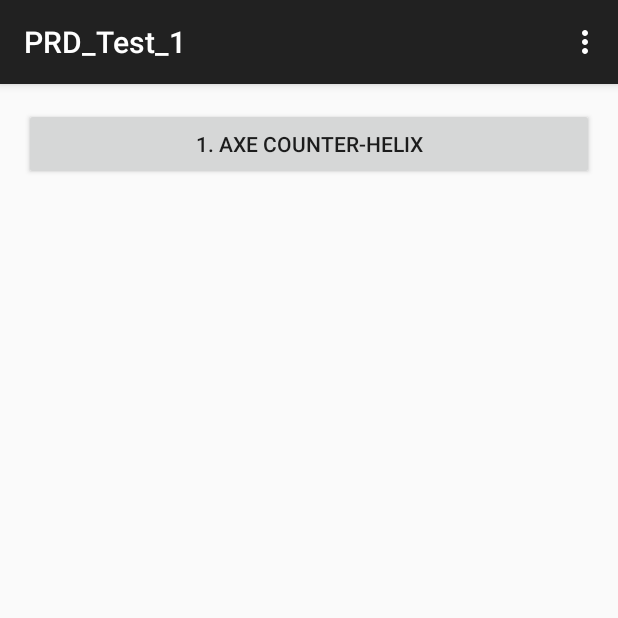
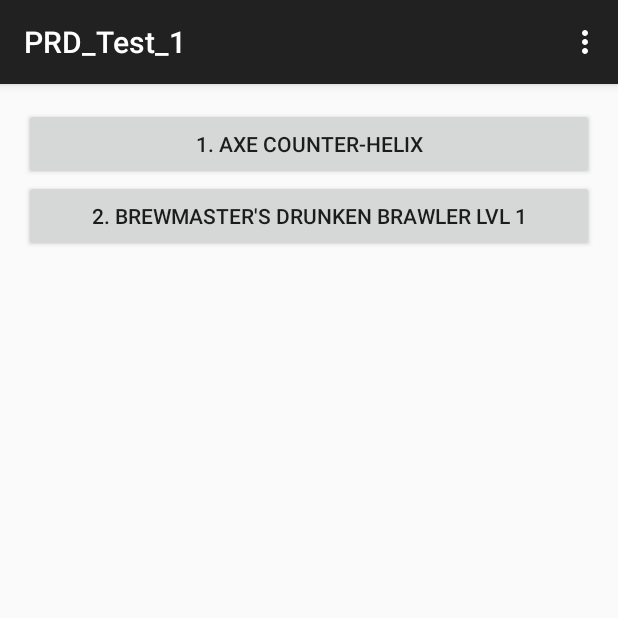
Before and after one commit to RadityaD/PRD_Test_1, an Android app: the screen it shows after launch (Main), on a phone screen of 412 x 824 dp, the top half of it. Run offline under Robolectric (Android 15) with nearby library versions, the phone set to English and light mode, and no system bars.

Commit message:
add brewmaster drunken brawler lvl 1

```diff
--- a/app/src/main/java/ralobh/prd_test_1/Main.java
+++ b/app/src/main/java/ralobh/prd_test_1/Main.java
@@ -47,6 +47,9 @@ public class Main extends ActionBarActivity {
             case R.id.select_btn1:
                 pilihan = "axehelix";
                 break;
+            case R.id.select_btn2:
+                pilihan = "brew1";
+                break;
         }
         intent.putExtra("pil", pilihan);
         startActivity(intent);
--- a/app/src/main/res/layout/activity_main.xml
+++ b/app/src/main/res/layout/activity_main.xml
@@ -16,4 +16,16 @@
         android:layout_alignParentEnd="true"
         android:onClick="toPRD"/>
 
+    <Button
+        android:layout_width="wrap_content"
+        android:layout_height="wrap_content"
+        android:text="2. Brewmaster&apos;s Drunken Brawler lvl 1"
+        android:id="@+id/select_btn2"
+        android:onClick="toPRD"
+        android:layout_below="@+id/select_btn1"
+        android:layout_alignParentLeft="true"
+        android:layout_alignParentStart="true"
+        android:layout_alignRight="@+id/select_btn1"
+        android:layout_alignEnd="@+id/select_btn1" />
+
 </RelativeLayout>
```
Also changed, not shown: app/src/main/java/ralobh/prd_test_1/PRDactivity.java (+14 -1 lines), app/src/main/res/drawable-hdpi/brewmaster_drunken_brawler1.png (added), 1 other file.
